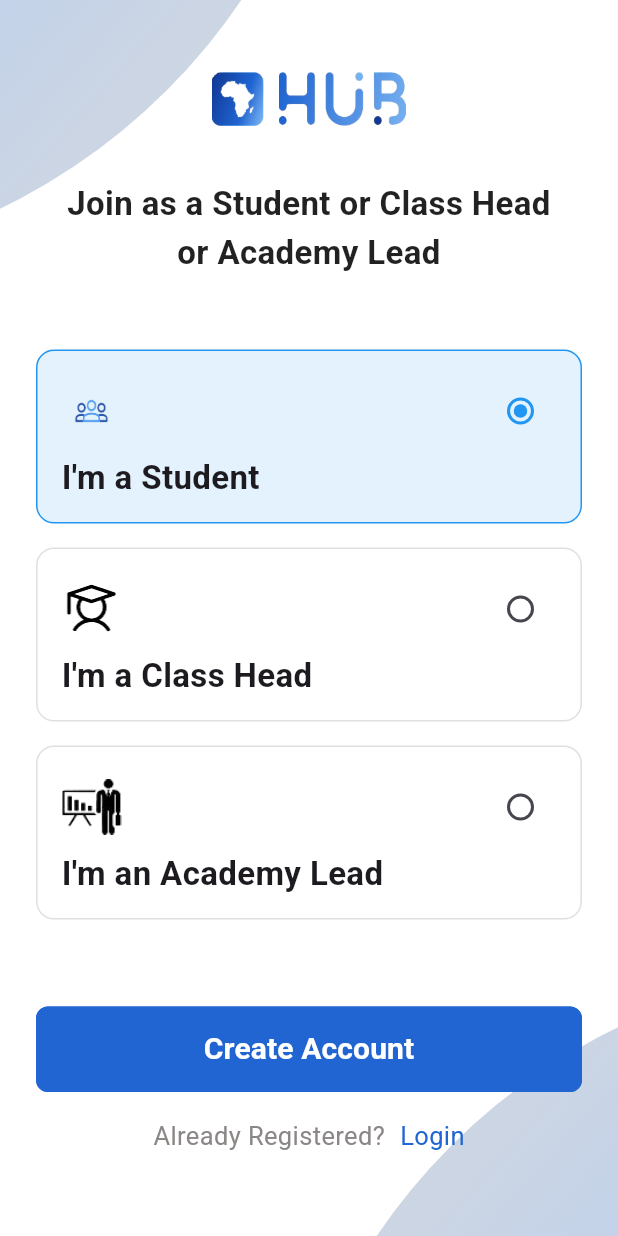
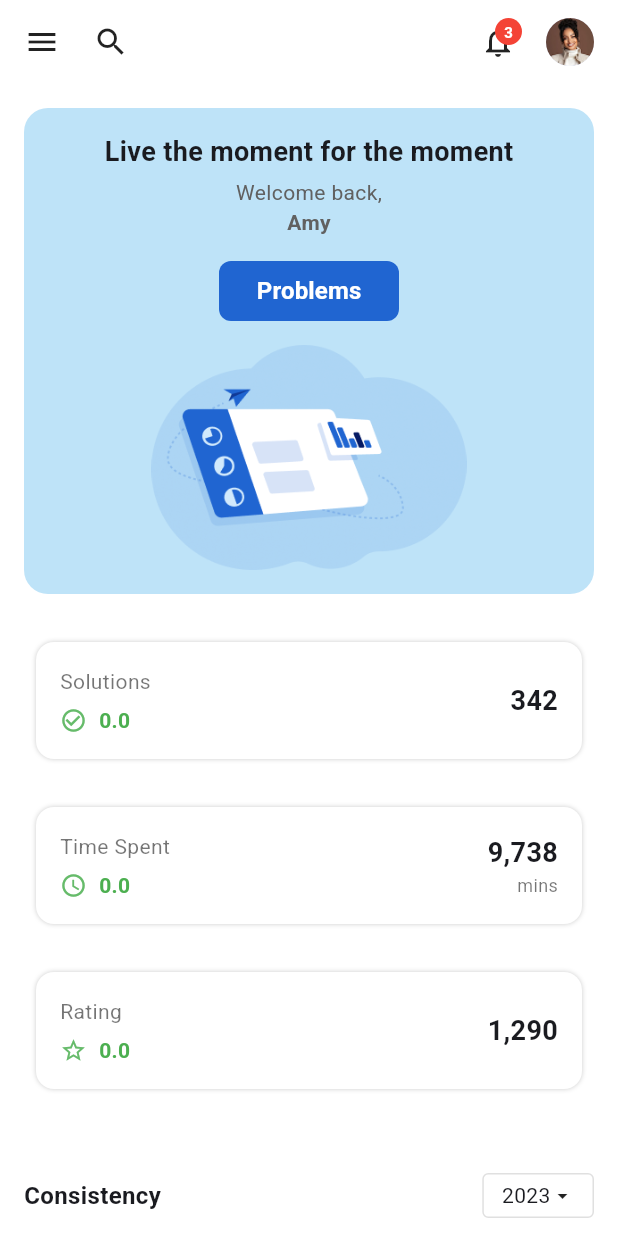
Before and after one commit to chachidani/a2sv_hub_mobile, a Flutter app: the screen it shows after launch, on a phone screen of 412 x 824 dp. Run offline on Flutter 3.47's test engine with Material 3 defaults, Android fonts, the phone set to English and light mode, and no system bars; our stand-ins replace dartz, equatable, flutter_bloc, get_it, go_router, internet_connection_checker and 2 more; Roboto replaces fonts that are missing (Inter_28pt).

Commit message:
Implement splash screen and home page with associated assets and widgets. Update pubspec.yaml to include image assets and modify main.dart to set up navigation. Add completion progress, consistency grid, stats card, and welcome card widgets for enhanced UI. (#4)
Co-authored-by: Amir <105171146+IbnuEyni@users.noreply.github.com>

```diff
--- /dev/null
+++ b/a2sv_hub_mobile/lib/features/presentation/pages/home_page.dart
@@ -0,0 +1,150 @@
+import 'package:flutter/material.dart';
+import '../widgets/completion_progress.dart';
+import '../widgets/consistency_grid.dart';
+import '../widgets/custom_button.dart';
+import '../widgets/stats_card.dart';
+import '../widgets/welcome_card.dart';
+
+class HomePage extends StatefulWidget {
+  const HomePage({Key? key}) : super(key: key);
+
+  @override
+  State<HomePage> createState() => _HomePageState();
+}
+
+class _HomePageState extends State<HomePage> {
+  // Example data for consistency grid
+  final Map<String, List<bool>> _activityData = {
+    'Mon': [false, true, false, false, false, false, false],
+    'Tue': [false, true, false, false, false, false, false],
+    'Wed': [false, false, false, false, false, false, false],
+    'Thu': [false, false, false, false, false, false, false],
+    'Fri': [false, false, false, false, false, false, false],
+  };
+
+  @override
+  Widget build(BuildContext context) {
+    return Scaffold(
+      backgroundColor: Colors.white,
+      appBar: AppBar(
+        backgroundColor: Colors.transparent,
+        elevation: 0,
+        leading: IconButton(
+          icon: const Icon(Icons.menu, color: Colors.black87),
+          onPressed: () {},
+        ),
+        actions: [
+          const SizedBox(width: 50),
+          IconButton(
+            icon: const Icon(Icons.search, color: Colors.black87),
+            onPressed: () {},
+          ),
+          const Spacer(),
+          Stack(
+            alignment: Alignment.center,
+            children: [
+              IconButton(
+                icon: const Icon(Icons.notifications_outlined,
+                    color: Colors.black87),
+                onPressed: () {},
+              ),
+              Positioned(
+                top: 8,
+                right: 8,
+                child: Container(
+                  width: 18,
+                  height: 18,
+                  decoration: BoxDecoration(
+                    color: Colors.red,
+                    borderRadius: BorderRadius.circular(9),
+                  ),
+                  child: const Center(
+                    child: Text(
+                      '3',
+                      style: TextStyle(
+                        color: Colors.white,
+                        fontSize: 10,
+                        fontWeight: FontWeight.bold,
+                      ),
+                    ),
+                  ),
+                ),
+              ),
+            ],
+          ),
+          const SizedBox(width: 8),
+          const CircleAvatar(
+            radius: 16,
+            backgroundImage: AssetImage('assets/images/profile.png'),
+          ),
+          const SizedBox(width: 16),
+        ],
+      ),
+      body: SingleChildScrollView(
+        child: Padding(
+          padding: const EdgeInsets.all(16.0),
+          child: Column(
+            crossAxisAlignment: CrossAxisAlignment.center,
+            children: [
+              // Welcome card with illustration
+              Center(
+                child: WelcomeCard(
+                  title: 'Live the moment for the moment',
+                  username: 'Amy',
+                  onProblemsTap: () {},
+                ),
+              ),
+
+              const SizedBox(height: 24.0),
+
+              // Stats Cards
+              StatsCard(
+                title: 'Solutions',
+                value: '342',
+                icon: Icon(Icons.check_circle_outline,
+                    color: Colors.green.shade400, size: 18),
+                progressValue: 0.0,
+              ),
+
+              StatsCard(
+                title: 'Time Spent',
+                value: '9,738',
+                subtitle: 'mins',
+                icon: Icon(Icons.access_time,
+                    color: Colors.green.shade400, size: 18),
+                progressValue: 0.0,
+              ),
+
+              StatsCard(
+                title: 'Rating',
+                value: '1,290',
+                icon: Icon(Icons.star_outline,
+                    color: Colors.green.shade400, size: 18),
+                progressValue: 0.0,
+              ),
+
+              const SizedBox(height: 16.0),
+
+              // Consistency calendar
+              ConsistencyGrid(
+                activityData: _activityData,
+                year: 2023,
+                month: 5,
+              ),
+
+              const SizedBox(height: 16.0),
+
+              // Personal Completion
+              CompletionProgress(
+                title: 'Personal Completion',
+                details:
+                    '225 Exercises | 138 Solved | 61% Completion | 87 Available',
+                progressValue: 0.61,
+              ),
+            ],
+          ),
+        ),
+      ),
+    );
+  }
+}
--- /dev/null
+++ b/a2sv_hub_mobile/lib/features/presentation/pages/splash_screen.dart
@@ -0,0 +1,62 @@
+import 'package:flutter/material.dart';
+
+class SplashScreen extends StatelessWidget {
+  const SplashScreen({Key? key}) : super(key: key);
+
+  @override
+  Widget build(BuildContext context) {
+    return Scaffold(
+      body: Container(
+        width: double.infinity,
+        height: double.infinity,
+        decoration: const BoxDecoration(
+          gradient: LinearGradient(
+            begin: Alignment.topCenter,
+            end: Alignment.center,
+            colors: [
+              Color(0xFF2065D1), // #2065D1 blue
+              Color(0xFFFFFFFF), // #FFFFFF white
+            ],
+            stops: [
+              0.1,
+              1
+            ], // Blue takes 30% then gradually transitions to white
+          ),
+        ),
+        child: Center(
+          child: Column(
+            mainAxisAlignment: MainAxisAlignment.center,
+            children: [
+              // Logo image
+              Row(
+                mainAxisAlignment: MainAxisAlignment.center,
+                children: [
+                  Image.asset(
+                    'assets/images/hub_logo2.png',
+                    width: 100,
+                    height: 100,
+                    fit: BoxFit.contain,
+                  ),
+                  const SizedBox(width: 30),
+                  Image.asset(
+                    'assets/images/hub_logo.png',
+                    width: 200,
+                    height: 170,
+                    fit: BoxFit.contain,
+                  ),
+                ],
+              ),
+
+              // You can add any additional elements here
+              const SizedBox(height: 20),
+              const CircularProgressIndicator(
+                valueColor: AlwaysStoppedAnimation<Color>(Color(0xFF2065D1)),
+                backgroundColor: Colors.white,
+              ),
+            ],
+          ),
+        ),
+      ),
+    );
+  }
+}
--- /dev/null
+++ b/a2sv_hub_mobile/lib/features/presentation/widgets/completion_progress.dart
@@ -0,0 +1,58 @@
+import 'package:flutter/material.dart';
+
+class CompletionProgress extends StatelessWidget {
+  final String title;
+  final String details;
+  final double progressValue;
+  final Color progressColor;
+
+  const CompletionProgress({
+    Key? key,
+    required this.title,
+    required this.details,
+    required this.progressValue,
+    this.progressColor = const Color(0xFFECC94B), // Gold color by default
+  }) : super(key: key);
+
+  @override
+  Widget build(BuildContext context) {
+    return Container(
+      margin: const EdgeInsets.only(bottom: 16.0),
+      child: Column(
+        crossAxisAlignment: CrossAxisAlignment.start,
+        children: [
+          Row(
+            mainAxisAlignment: MainAxisAlignment.spaceBetween,
+            children: [
+              Text(
+                title,
+                style: const TextStyle(
+                  fontSize: 16.0,
+                  fontWeight: FontWeight.bold,
+                ),
+              ),
+            ],
+          ),
+          const SizedBox(height: 8.0),
+          ClipRRect(
+            borderRadius: BorderRadius.circular(4.0),
+            child: LinearProgressIndicator(
+              value: progressValue,
+              minHeight: 10.0,
+              backgroundColor: const Color(0xFFEFE6C5),
+              valueColor: AlwaysStoppedAnimation<Color>(progressColor),
+            ),
+          ),
+          const SizedBox(height: 8.0),
+          Text(
+            details,
+            style: const TextStyle(
+              fontSize: 12.0,
+              color: Colors.black54,
+            ),
+          ),
+        ],
+      ),
+    );
+  }
+}
--- /dev/null
+++ b/a2sv_hub_mobile/lib/features/presentation/widgets/consistency_grid.dart
@@ -0,0 +1,124 @@
+import 'package:flutter/material.dart';
+
+class ConsistencyGrid extends StatelessWidget {
+  final Map<String, List<bool>> activityData;
+  final int year;
+  final int month;
+
+  const ConsistencyGrid({
+    Key? key,
+    required this.activityData,
+    required this.year,
+    required this.month,
+  }) : super(key: key);
+
+  @override
+  Widget build(BuildContext context) {
+    final List<String> weekDays = [
+      'Mon',
+      'Tue',
+      'Wed',
+      'Thu',
+      'Fri',
+      'Sat',
+      'Sun'
+    ];
+
+    return Container(
+      margin: const EdgeInsets.symmetric(vertical: 16.0),
+      child: Column(
+        crossAxisAlignment: CrossAxisAlignment.start,
+        children: [
+          // Month and year selector
+          Row(
+            mainAxisAlignment: MainAxisAlignment.spaceBetween,
+            children: [
+              const Text(
+                'Consistency',
+                style: TextStyle(
+                  fontSize: 16.0,
+                  fontWeight: FontWeight.bold,
+                ),
+              ),
+              Container(
+                padding:
+                    const EdgeInsets.symmetric(horizontal: 12.0, vertical: 4.0),
+                decoration: BoxDecoration(
+                  borderRadius: BorderRadius.circular(4.0),
+                  border: Border.all(color: Colors.grey.shade300),
+                ),
+                child: Row(
+                  children: [
+                    Text(
+                      '$year',
+                      style: const TextStyle(fontSize: 14.0),
+                    ),
+                    const Icon(Icons.arrow_drop_down, size: 16.0),
+                  ],
+                ),
+              ),
+            ],
+          ),
+          const SizedBox(height: 12.0),
+
+          // Day labels
+          Row(
+            children: [
+              const SizedBox(width: 30.0), // Space for the day label column
+              ...weekDays.map((day) => Expanded(
+                    child: Padding(
+                      padding: const EdgeInsets.symmetric(horizontal: 2.0),
+                      child: Text(
+                        day,
+                        style: const TextStyle(
+                          fontSize: 12.0,
+                          color: Colors.grey,
+                        ),
+                        textAlign: TextAlign.center,
+                      ),
+                    ),
+                  )),
+            ],
+          ),
+
+          const SizedBox(height: 8.0),
+
+          // Grid
+          for (var dayKey in activityData.keys)
+            Row(
+              children: [
+                SizedBox(
+                  width: 30.0,
+                  child: Text(
+                    dayKey,
+                    style: const TextStyle(
+                      fontSize: 12.0,
+                      color: Colors.grey,
+                    ),
+                  ),
+                ),
+                ...List.generate(
+                  activityData[dayKey]!.length,
+                  (index) => Expanded(
+                    child: Padding(
+                      padding: const EdgeInsets.all(2.0),
+                      child: Container(
+                        height: 16.0,
+                        width: 19.0,
+                        decoration: BoxDecoration(
+                          color: activityData[dayKey]![index]
+                              ? const Color(0xFF2065D1)
+                              : Colors.grey.shade200,
+                          borderRadius: BorderRadius.circular(2.0),
+                        ),
+                      ),
+                    ),
+                  ),
+                ),
+              ],
+            ),
+        ],
+      ),
+    );
+  }
+}
--- /dev/null
+++ b/a2sv_hub_mobile/lib/features/presentation/widgets/custom_button.dart
@@ -0,0 +1,51 @@
+import 'package:flutter/material.dart';
+
+class CustomButton extends StatelessWidget {
+  final String text;
+  final VoidCallback onPressed;
+  final Color? backgroundColor;
+  final Color? textColor;
+  final double? width;
+  final double? height;
+  final double borderRadius;
+  final EdgeInsetsGeometry? padding;
+
+  const CustomButton({
+    Key? key,
+    required this.text,
+    required this.onPressed,
+    this.backgroundColor = const Color(0xFF2065D1),
+    this.textColor = Colors.white,
+    this.width,
+    this.height = 48.0,
+    this.borderRadius = 8.0,
+    this.padding,
+  }) : super(key: key);
+
+  @override
+  Widget build(BuildContext context) {
+    return SizedBox(
+      width: width,
+      height: height,
+      child: ElevatedButton(
+        onPressed: onPressed,
+        style: ElevatedButton.styleFrom(
+          backgroundColor: backgroundColor,
+          padding: padding ?? const EdgeInsets.symmetric(horizontal: 16.0),
+          shape: RoundedRectangleBorder(
+            borderRadius: BorderRadius.circular(borderRadius),
+          ),
+          elevation: 0,
+        ),
+        child: Text(
+          text,
+          style: TextStyle(
+            color: textColor,
+            fontWeight: FontWeight.w600,
+            fontSize: 16.0,
+          ),
+        ),
+      ),
+    );
+  }
+}
--- /dev/null
+++ b/a2sv_hub_mobile/lib/features/presentation/widgets/stats_card.dart
@@ -0,0 +1,98 @@
+import 'package:flutter/material.dart';
+
+class StatsCard extends StatelessWidget {
+  final String title;
+  final String value;
+  final String? subtitle;
+  final Widget? icon;
+  final Color? progressColor;
+  final double progressValue;
+
+  const StatsCard({
+    Key? key,
+    required this.title,
+    required this.value,
+    this.subtitle,
+    this.icon,
+    this.progressColor = const Color(0xFF2065D1),
+    this.progressValue = 0.0,
+  }) : super(key: key);
+
+  @override
+  Widget build(BuildContext context) {
+    return Padding(
+      padding: const EdgeInsets.all(8.0),
+      child: Container(
+        margin: const EdgeInsets.only(bottom: 16.0),
+        padding: const EdgeInsets.all(16.0),
+        decoration: BoxDecoration(
+          color: Colors.white,
+          borderRadius: BorderRadius.circular(12.0),
+          boxShadow: [
+            BoxShadow(
+              color: const Color(0xFF000000).withOpacity(0.2),
+              blurRadius: 2.0,
+              // offset: const Offset(0, 4),
+            ),
+          ],
+        ),
+        child: Row(
+          children: [
+            Expanded(
+              child: Column(
+                crossAxisAlignment: CrossAxisAlignment.start,
+
+                children: [
+                  Text(
+                    title,
+                    style: const TextStyle(
+                      fontSize: 14.0,
+                      color: Colors.black54,
+                    ),
+                  ),
+                  const SizedBox(height: 6.0),
+                  Row(
+                    children: [
+                      if (icon != null) ...[
+                        icon!,
+                        const SizedBox(width: 8.0),
+                      ],
+                      Text(
+                        progressValue.toString(),
+                        style: const TextStyle(
+                          fontSize: 14.0,
+                          color: Colors.green,
+                          fontWeight: FontWeight.bold,
+                        ),
+                      ),
+                    ],
+                  ),
+                ],
+              ),
+            ),
+            Column(
+              crossAxisAlignment: CrossAxisAlignment.end,
+              children: [
+                Text(
+                  value,
+                  style: const TextStyle(
+                    fontSize: 18.0,
+                    fontWeight: FontWeight.bold,
+                  ),
+                ),
+                if (subtitle != null)
+                  Text(
+                    subtitle!,
+                    style: const TextStyle(
+                      fontSize: 12.0,
+                      color: Colors.black54,
+                    ),
+                  ),
+              ],
+            ),
+          ],
+        ),
+      ),
+    );
+  }
+}
--- /dev/null
+++ b/a2sv_hub_mobile/lib/features/presentation/widgets/welcome_card.dart
@@ -0,0 +1,79 @@
+import 'package:flutter/material.dart';
+import 'custom_button.dart';
+
+class WelcomeCard extends StatelessWidget {
+  final String title;
+  final String username;
+  final String? subtitle;
+  final VoidCallback onProblemsTap;
+
+  const WelcomeCard({
+    Key? key,
+    required this.title,
+    required this.username,
+    this.subtitle,
+    required this.onProblemsTap,
+  }) : super(key: key);
+
+  @override
+  Widget build(BuildContext context) {
+    return Container(
+      width: double.infinity,
+      padding: const EdgeInsets.all(16.0),
+      decoration: BoxDecoration(
+        color: const Color(0xFFBEE3F8),
+        borderRadius: BorderRadius.circular(16.0),
+      ),
+      child: Column(
+        crossAxisAlignment: CrossAxisAlignment.center,
+        children: [
+          // Top section - Welcome text
+          Text(
+            title,
+            style: const TextStyle(
+              fontSize: 18.0,
+              fontWeight: FontWeight.bold,
+            ),
+          ),
+          const SizedBox(height: 4.0),
+          Text(
+            'Welcome back,',
+            style: TextStyle(
+              fontSize: 14.0,
+              color: Colors.grey.shade700,
+            ),
+          ),
+          Text(
+            username,
+            style: TextStyle(
+              fontSize: 14.0,
+              fontWeight: FontWeight.bold,
+              color: Colors.grey.shade700,
+            ),
+          ),
+
+          const SizedBox(height: 16.0),
+
+          // Problems button
+          CustomButton(
+            text: 'Problems',
+            onPressed: onProblemsTap,
+            width: 120.0,
+            height: 40.0,
+          ),
+
+          const SizedBox(height: 16.0),
+
+          // Illustration
+          Center(
+            child: Image.asset(
+              'assets/images/stats_illustration.png',
+              height: 150.0,
+              fit: BoxFit.contain,
+            ),
+          ),
+        ],
+      ),
+    );
+  }
+}
--- a/a2sv_hub_mobile/lib/main.dart
+++ b/a2sv_hub_mobile/lib/main.dart
@@ -3,6 +3,9 @@ import 'package:a2sv_hub/core/presentation/routes/router.dart';
 import 'package:a2sv_hub/features/auth/presentation/Bloc/auth_bloc.dart';
 import 'package:a2sv_hub/features/auth/presentation/Bloc/auth_event.dart';
 import 'package:flutter/material.dart';
+import 'dart:async';
+import 'features/presentation/pages/splash_screen.dart';
+import 'features/presentation/pages/home_page.dart';
 import 'package:flutter_bloc/flutter_bloc.dart';
 import 'injection_container.dart' as di;
 
@@ -19,6 +22,41 @@ class MyApp extends StatelessWidget {
 
   @override
   Widget build(BuildContext context) {
+    return MaterialApp(
+      title: 'A2SV Hub',
+      debugShowCheckedModeBanner: false,
+      theme: ThemeData(
+        colorScheme: ColorScheme.fromSeed(seedColor: const Color(0xFF2065D1)),
+        useMaterial3: true,
+      ),
+      home: const SplashScreenWrapper(),
+    );
+  }
+}
+
+class SplashScreenWrapper extends StatefulWidget {
+  const SplashScreenWrapper({Key? key}) : super(key: key);
+
+  @override
+  State<SplashScreenWrapper> createState() => _SplashScreenWrapperState();
+}
+
+class _SplashScreenWrapperState extends State<SplashScreenWrapper> {
+  @override
+  void initState() {
+    super.initState();
+    // Navigate to HomePage after 2 seconds
+    Timer(const Duration(seconds: 2), () {
+      Navigator.of(context).pushReplacement(
+        MaterialPageRoute(builder: (context) => const HomePage()),
+      );
+    });
+  }
+
+  @override
+  Widget build(BuildContext context) {
+    return const SplashScreen();
+
     return MultiBlocProvider(
       providers: [
         BlocProvider<AuthBloc>(
@@ -32,5 +70,6 @@ class MyApp extends StatelessWidget {
         debugShowCheckedModeBanner: false,
       ),
     );
+
   }
 }
--- a/a2sv_hub_mobile/pubspec.yaml
+++ b/a2sv_hub_mobile/pubspec.yaml
@@ -75,6 +75,7 @@ flutter:
 
   # To add assets to your application, add an assets section, like this:
   assets:
+    - assets/images/
     - assets/images/africa_a2sv.png
     - assets/images/hub.png
     - assets/images/student_icon.jpg
```
Also changed, not shown: a2sv_hub_mobile/assets/images/hub_logo.png (added), a2sv_hub_mobile/assets/images/hub_logo2.png (added), a2sv_hub_mobile/assets/images/profile.png (added), a2sv_hub_mobile/assets/images/stats_illustration.png (added).
